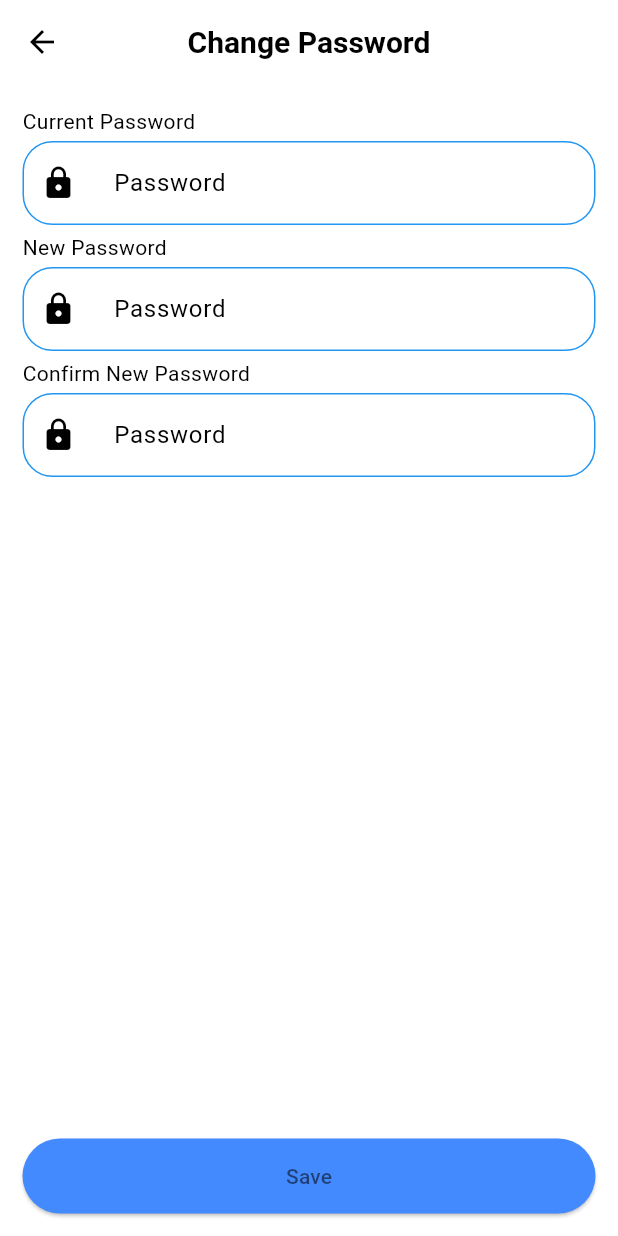
After one commit to abdallahabozied/jobs, a Flutter app: the Change_Password screen opened directly, after a tap on "Save", on a phone screen of 412 x 824 dp. The commit adds this screen. Run offline on Flutter 3.47's test engine with Material 2 defaults, Android fonts, the phone set to English and light mode, and no system bars; our stand-ins replace country_picker, dio, file_picker, firebase_auth, firebase_core, google_sign_in and 4 more; accounts and stored records are empty.

Commit message:
app with applied commit

```diff
--- a/lib/Network/HTTP.dart
+++ b/lib/Network/HTTP.dart
@@ -1,9 +1,10 @@
 import 'dart:convert';
 import 'dart:io';
-import 'package:flutter/services.dart';
+// import 'package:file_picker/file_picker.dart';
+// import 'package:flutter/services.dart';
 import 'package:http/http.dart' as varHTTP;
 import 'package:http/http.dart';
-import 'package:jobsque/Model/Job.dart';
+//import 'package:jobsque/Model/Job.dart';
 import 'package:jobsque/Model/profileModel.dart';
 import 'package:shared_preferences/shared_preferences.dart';
 
@@ -16,6 +17,7 @@ late int id ;
 late String name="";
 late String token="";
 late String email="";
+late String password="";
 
 class HTTPConnections {
   String baseurl = "https://jsonplaceholder.typicode.com/";
@@ -279,21 +281,18 @@ class HTTPConnections {
     }
 
   }
-  void AddPortofolio(File cv_file) async {
+  void AddPortofolio() async {
     SharedPreferences savedlogin = await SharedPreferences.getInstance();
     id = savedlogin.getInt("id")!;
-    savedlogin.setString("image", cv_file.path);
     token = savedlogin.getString("token")!;
-    try{
-
+      try{
       Response response = await post(
           Uri.parse("https://project2.amit-learning.com/api/user/profile/portofolios/$id"),
           body: {
-            "cv_file": cv_file.path,
+            "cv_file":"",
             "name": "cv",
-            "image": "File path:[com.mr.flutter.plugin.filepicker.FileInfo@113c58a]",
           }
-          ,headers: {"Authorization":"Bearer $token"}
+          ,headers: {"Authorization":"Bearer $token"},
       );
 
       if (response.statusCode == 200) {
@@ -333,6 +332,24 @@ class HTTPConnections {
      // print(image);
       print(name);
       print('Error uploading file');
+    }
+  }
+
+  Future<bool> updatePassword(String password) async {
+    SharedPreferences savedlogin = await SharedPreferences.getInstance();
+    id = savedlogin.getInt("id")!;
+    token = savedlogin.getString("token")!;
+    Map mybody = {'password': password};
+    Response response = await client.put(
+        Uri.parse("https://project2.amit-learning.com/api/auth/user/update/$id"),
+        body: jsonEncode(mybody),
+        headers: {"Authorization":"Bearer $token"});
+    if (response.statusCode == 200) {
+     print("password for user $id  is updated ");
+     return true;
+    } else {
+      throw Exception("failed to update");
+
     }
   }
 
--- /dev/null
+++ b/lib/Pages/Profile/Change Password.dart
@@ -0,0 +1,178 @@
+import 'package:flutter/material.dart';
+import 'package:jobsque/Pages/Home%20&%20Search/Home_Home.dart';
+import '../../Network/HTTP.dart' as varHTTP;
+
+class Change_Password extends StatefulWidget {
+  const Change_Password({super.key});
+
+  @override
+  State<Change_Password> createState() => _Change_PasswordState();
+}
+
+class _Change_PasswordState extends State<Change_Password> {
+  TextEditingController _currentpasswordcontroler = TextEditingController();
+  TextEditingController _newpasswordcontroler = TextEditingController();
+  TextEditingController _confirmpasswordcontroler = TextEditingController();
+  @override
+  Widget build(BuildContext context) {
+    return Scaffold(
+        appBar: AppBar(
+          centerTitle: true,
+          elevation: 0,
+          scrolledUnderElevation: 0,
+          title: Text("Change Password",
+              style: TextStyle(fontSize: 20, fontWeight: FontWeight.bold)),
+        ),
+        body: Padding(
+          padding: EdgeInsets.all(15),
+          child: Form(
+            child: Column(
+                mainAxisAlignment: MainAxisAlignment.spaceBetween,
+                crossAxisAlignment: CrossAxisAlignment.start,
+                children: [
+                  Container(
+                    width: MediaQuery.of(context).size.width * 1.0,
+                    height: MediaQuery.of(context).size.height * 0.5,
+                    child: Column(
+                      mainAxisAlignment: MainAxisAlignment.start,
+                      crossAxisAlignment: CrossAxisAlignment.start,
+                      children: [
+                        Text("Current Password"),
+                        const SizedBox(height: 3),
+                        TextFormField(
+                            obscureText: true,
+                            controller: _currentpasswordcontroler,
+                            decoration: const InputDecoration(
+                                errorStyle: TextStyle(color: Colors.red),
+                                hintText: "  Password",
+                                prefixIcon: Icon(Icons.lock),
+                                alignLabelWithHint: true,
+                                border: OutlineInputBorder(
+                                    borderRadius:
+                                    BorderRadius.all(Radius.circular(20)),
+                                    borderSide: BorderSide(color: Colors.blue)),
+                                enabledBorder: OutlineInputBorder(
+                                  borderRadius:
+                                  BorderRadius.all(Radius.circular(20)),
+                                  borderSide: BorderSide(color: Colors.blue),
+                                ),
+                                focusedBorder: OutlineInputBorder(
+                                  borderRadius:
+                                  BorderRadius.all(Radius.circular(20)),
+                                  borderSide: BorderSide(color: Colors.blue),
+                                )),
+                            cursorColor: Colors.black,
+                            onChanged: (value) => setState(() {}),
+                            maxLines: 1,
+                            keyboardType: TextInputType.text,
+                            autovalidateMode: AutovalidateMode.onUserInteraction,
+                            validator: (value) {
+                              if (value!=varHTTP.password) {
+                                return "Current password is incorrect";
+                              }
+                              return null;
+                            }),
+                        const SizedBox(height: 5),
+
+                        Text("New Password"),
+                        const SizedBox(height: 3),
+                        TextFormField(
+                            obscureText: true,
+                            controller: _newpasswordcontroler,
+                            decoration: const InputDecoration(
+                                errorStyle: TextStyle(color: Colors.red),
+                                hintText: "  Password",
+                                prefixIcon: Icon(Icons.lock),
+                                alignLabelWithHint: true,
+                                border: OutlineInputBorder(
+                                    borderRadius:
+                                    BorderRadius.all(Radius.circular(20)),
+                                    borderSide: BorderSide(color: Colors.blue)),
+                                enabledBorder: OutlineInputBorder(
+                                  borderRadius:
+                                  BorderRadius.all(Radius.circular(20)),
+                                  borderSide: BorderSide(color: Colors.blue),
+                                ),
+                                focusedBorder: OutlineInputBorder(
+                                  borderRadius:
+                                  BorderRadius.all(Radius.circular(20)),
+                                  borderSide: BorderSide(color: Colors.blue),
+                                )),
+                            cursorColor: Colors.black,
+                            onChanged: (value) => setState(() {}),
+                            maxLines: 1,
+                            keyboardType: TextInputType.text,
+                            autovalidateMode: AutovalidateMode.onUserInteraction,
+                            validator: (value) {
+                              if (value==_currentpasswordcontroler.text) {
+                                return "New password Cannot be as same as the old password";
+                              }else if(value!.length <=8 ){
+                                return "New password must be more the 8 characters";
+                              }
+                              return null;
+                            }),
+                        const SizedBox(height: 5),
+                        Text("Confirm New Password"),
+                        const SizedBox(height: 3),
+                        TextFormField(
+                            obscureText: true,
+                            controller: _confirmpasswordcontroler,
+                            decoration: const InputDecoration(
+                                errorStyle: TextStyle(color: Colors.red),
+                                hintText: "  Password",
+                                prefixIcon: Icon(Icons.lock),
+                                alignLabelWithHint: true,
+                                border: OutlineInputBorder(
+                                    borderRadius:
+                                    BorderRadius.all(Radius.circular(20)),
+                                    borderSide: BorderSide(color: Colors.blue)),
+                                enabledBorder: OutlineInputBorder(
+                                  borderRadius:
+                                  BorderRadius.all(Radius.circular(20)),
+                                  borderSide: BorderSide(color: Colors.blue),
+                                ),
+                                focusedBorder: OutlineInputBorder(
+                                  borderRadius:
+                                  BorderRadius.all(Radius.circular(20)),
+                                  borderSide: BorderSide(color: Colors.blue),
+                                )),
+                            cursorColor: Colors.black,
+                            onChanged: (value) => setState(() {}),
+                            maxLines: 1,
+                            keyboardType: TextInputType.text,
+                            autovalidateMode: AutovalidateMode.onUserInteraction,
+                            validator: (value) {
+                              if (value!=_newpasswordcontroler.text) {
+                                return "two passwords must be identical";
+                              }
+                              return null;
+                            }),
+
+                      ],
+                    ),
+                  ),
+                  Center(
+                    child: ElevatedButton(
+                        style: ElevatedButton.styleFrom(
+                            backgroundColor: Colors.blueAccent,
+                            minimumSize: const Size(600, 50)),
+                        onPressed: () async{
+                          if(await varHTTP.HTTPConnections().updatePassword(_newpasswordcontroler.text) == true){
+                            ScaffoldMessenger.of(context).showSnackBar(SnackBar(content: Text("password updated Sccccessfully")));
+                         Navigator.pushReplacement(context, MaterialPageRoute(builder: (context) => Home()));
+                          }
+                          else{
+                            ScaffoldMessenger.of(context).showSnackBar(SnackBar(content: Text("Failed to update password ")));
+                          }
+
+                        },
+                        child: const Text(
+                          "Save",
+                          style: (TextStyle(color: Colors.black54)),
+                        )),
+                  ),
+                ]),
+          ),
+        ));
+  }
+}
--- a/lib/Pages/Profile/edit login and security.dart
+++ b/lib/Pages/Profile/edit login and security.dart
@@ -1,5 +1,7 @@
 import 'package:flutter/material.dart';
+import 'package:jobsque/Pages/Profile/Change%20Password.dart';
 import 'package:jobsque/Pages/Profile/email%20address%20edit.dart';
+import 'package:jobsque/Pages/Profile/phone%20number.dart';
 import '../../Network/HTTP.dart' as varHTTP;
 
 class account_access extends StatefulWidget {
@@ -17,7 +19,7 @@ class _account_accessState extends State<account_access> {
         centerTitle: true,
         elevation: 0,
         scrolledUnderElevation: 0,
-        title: Text("Login and Security",style: TextStyle(fontSize: 25,fontWeight: FontWeight.bold)),
+        title: Text("Login and Security",style: TextStyle(fontSize: 20,fontWeight: FontWeight.bold)),
       ),
       body: Column(
         mainAxisAlignment: MainAxisAlignment.start,
@@ -55,7 +57,7 @@ class _account_accessState extends State<account_access> {
           Divider(color:Colors.grey.shade200,indent: 20,endIndent: 20,),
           InkWell(
             onTap: (){
-              // Navigator.push(context, MaterialPageRoute(builder: (context) => notification_properties()));
+               Navigator.push(context, MaterialPageRoute(builder: (context) => Edit_Phone_Number()));
             },
             child: ListTile(
               title: Text("Phone Number"),
@@ -65,7 +67,7 @@ class _account_accessState extends State<account_access> {
           Divider(color:Colors.grey.shade200,indent: 20,endIndent: 20,),
           InkWell(
             onTap: (){
-              // Navigator.push(context, MaterialPageRoute(builder: (context) => notification_properties()));
+               Navigator.push(context, MaterialPageRoute(builder: (context) => Change_Password()));
             },
             child: ListTile(
               title: Text("Change Password"),
--- a/lib/Pages/Profile/edit notification.dart
+++ b/lib/Pages/Profile/edit notification.dart
@@ -22,7 +22,7 @@ class _notification_propertiesState extends State<notification_properties> {
         centerTitle: true,
         elevation: 0,
         scrolledUnderElevation: 0,
-        title: Text("Notification",style: TextStyle(fontSize: 25,fontWeight: FontWeight.bold)),
+        title: Text("Notification",style: TextStyle(fontSize: 20,fontWeight: FontWeight.bold)),
       ),
       body: SingleChildScrollView(
         child: Column(
--- a/lib/Pages/Profile/email address edit.dart
+++ b/lib/Pages/Profile/email address edit.dart
@@ -19,7 +19,7 @@ class _email_editState extends State<email_edit> {
           elevation: 0,
           scrolledUnderElevation: 0,
           title: Text("Email Address",
-              style: TextStyle(fontSize: 25, fontWeight: FontWeight.bold)),
+              style: TextStyle(fontSize: 20, fontWeight: FontWeight.bold)),
         ),
         body: Padding(
           padding: EdgeInsets.all(15),
--- a/lib/Pages/Profile/profile.dart
+++ b/lib/Pages/Profile/profile.dart
@@ -40,6 +40,7 @@ class _profileState extends State<profile> {
                   onPressed: () async {
                     var savedlogindata = await SharedPreferences.getInstance();
                     savedlogindata.setBool('login', false);
+                    savedlogindata.clear();
                     Navigator.pushAndRemoveUntil(
                         context,
                         MaterialPageRoute(
--- a/lib/Pages/onboardScreens/page2.dart
+++ b/lib/Pages/onboardScreens/page2.dart
@@ -20,7 +20,7 @@ class page2 extends StatelessWidget {
               width: MediaQuery.of(context).size.width * 1.0,
               decoration:  BoxDecoration(
                   borderRadius: BorderRadius.circular(15),
-                image:DecorationImage(image:AssetImage('Assets/images/R.png'),fit:BoxFit.cover ),
+                image:DecorationImage(image:AssetImage('Assets/images/2.jpg'),fit:BoxFit.cover ),
                 gradient: LinearGradient(
                   colors: [Colors.white12, Colors.transparent],
                   begin: Alignment.topLeft,
--- a/lib/Pages/onboardScreens/page3.dart
+++ b/lib/Pages/onboardScreens/page3.dart
@@ -19,7 +19,7 @@ class page3 extends StatelessWidget {
               width: MediaQuery.of(context).size.width * 1.0,
               decoration:  BoxDecoration(
                   borderRadius: BorderRadius.circular(15),
-                image:DecorationImage(image:AssetImage('Assets/images/1.jpg'),fit:BoxFit.cover ),
+                image:DecorationImage(image:AssetImage('Assets/images/3.jpg'),fit:BoxFit.cover ),
                 gradient: LinearGradient(
                   colors: [Colors.white12, Colors.transparent],
                   begin: Alignment.topLeft,
--- a/pubspec.yaml
+++ b/pubspec.yaml
@@ -26,6 +26,7 @@ dependencies:
   intl_phone_field: ^3.2.0
   file_picker: ^5.3.3
   path_provider: ^2.1.0
+  dio: ^5.3.2
 
 
 
```
Also changed, not shown: lib/Pages/Profile/edit Profile.dart (+0 -29 lines), lib/Pages/Profile/phone number.dart (added, +89 -0 lines), lib/Pages/Profile/portofolio.dart (+75 -28 lines), Assets/images/1.jpg, Assets/images/2.jpg (added), Assets/images/3.jpg (added), Assets/images/R.png (deleted), pubspec.lock.
